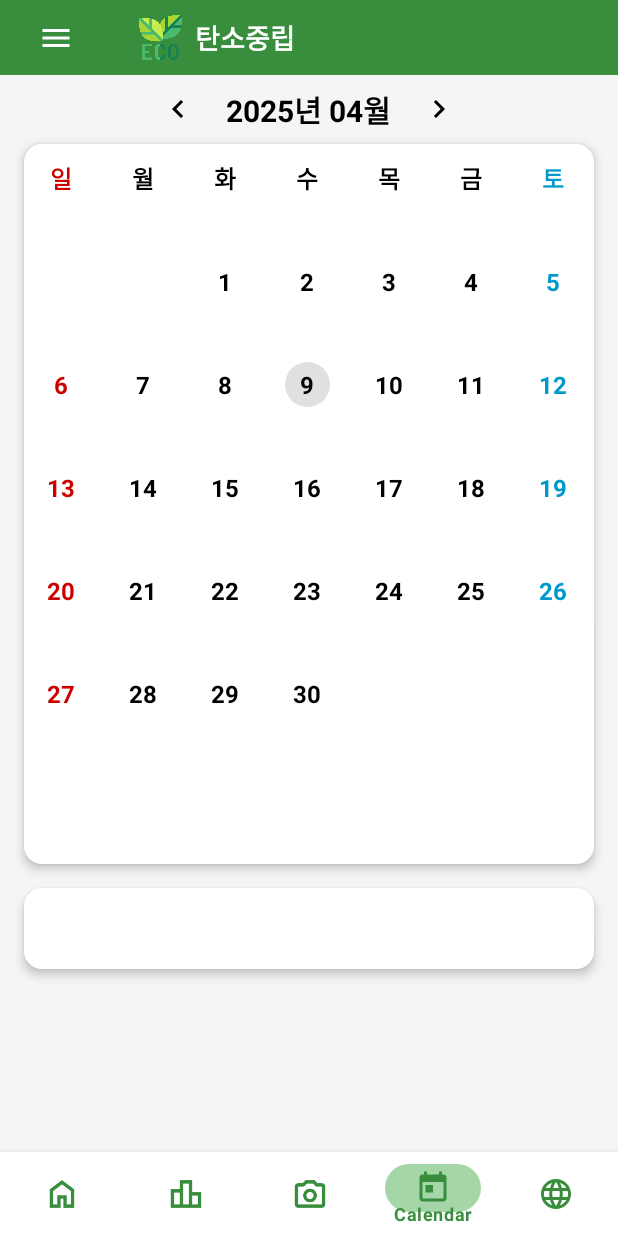
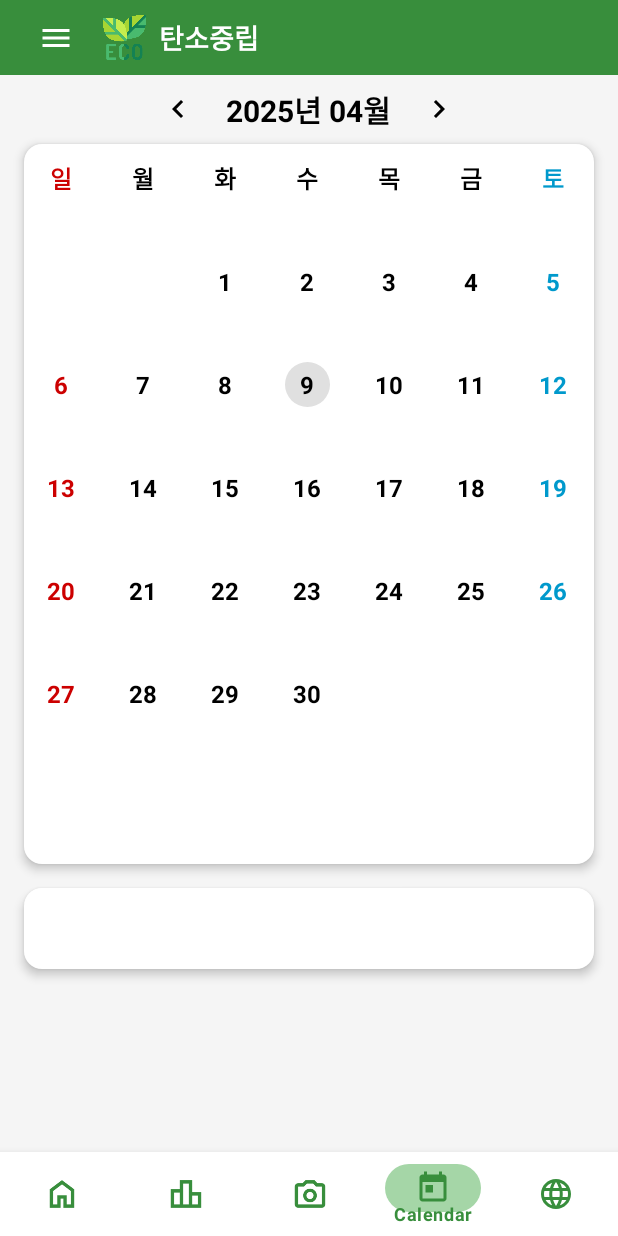
Before and after one commit to YTaewon/Carbon-Capstone-Project, an Android app built with Jetpack Compose: the screen it shows after launch once a user with an empty profile is signed in (MainActivity), item 4 of the bottom bar chosen, on a phone screen of 412 x 824 dp. Run offline under Robolectric (Android 15) with nearby library versions, the light colour scheme and no system bars; our stand-ins replace Firebase (no records; nobody signed in at launch, a user with empty details on screens opened directly), Timber; pictures from the network do not load; 3 statements that could not run were skipped.

Commit message:
디자인 수정

```diff
--- a/app/src/main/java/com/example/myapplication12345/ui/map/MapFragment.kt
+++ b/app/src/main/java/com/example/myapplication12345/ui/map/MapFragment.kt
@@ -105,6 +105,7 @@ class MapFragment : Fragment(), OnMapReadyCallback {
         updateDateText(selectedDate)
         loadAndDisplayPredictionData(selectedDate)
         updateTestMapButtonState(selectedDate)
+        toggleDistanceInfoVisibility()
 
         return view
     }
@@ -397,24 +398,6 @@ class MapFragment : Fragment(), OnMapReadyCallback {
                             .color(getTransportColor(mode))
                             .width(5f)
                     )
-
-//                    // Check if this is not the last segment and if the next segment's start doesn't match this end
-//                    if (index < sortedData.size - 1) {
-//                        val nextData = sortedData[index + 1]
-//                        val nextStartPoint = nextData["start_latitude"]?.toDoubleOrNull()?.let { lat ->
-//                            nextData["start_longitude"]?.toDoubleOrNull()?.let { lon -> LatLng(lat, lon) }
-//                        }
-//
-//                        if (nextStartPoint != null && (endPoint.latitude != nextStartPoint.latitude || endPoint.longitude != nextStartPoint.longitude)) {
-//                            // Draw a connecting line if the end point doesn't match the next start point
-//                            googleMap?.addPolyline(
-//                                PolylineOptions()
-//                                    .add(endPoint, nextStartPoint)
-//                                    .color(getTransportColor(mode)) // Same color as the current segment
-//                                    .width(5f)
-//                            )
-//                        }
-//                    }
                 }
             }
             if (totalDistance > 0) distanceInfo.append(String.format("%s: %.2f m\n", modeNames[mode] ?: mode, totalDistance))
--- a/app/src/main/res/layout/activity_main.xml
+++ b/app/src/main/res/layout/activity_main.xml
@@ -24,7 +24,7 @@
                 android:layout_height="42dp"
                 android:layout_gravity="start"
                 android:background="@color/headerBackground"
-                android:layout_marginEnd="34dp"
+                android:layout_marginEnd="10dp"
                 android:src="@drawable/ic_menu"/>
 
             <ImageView
```
